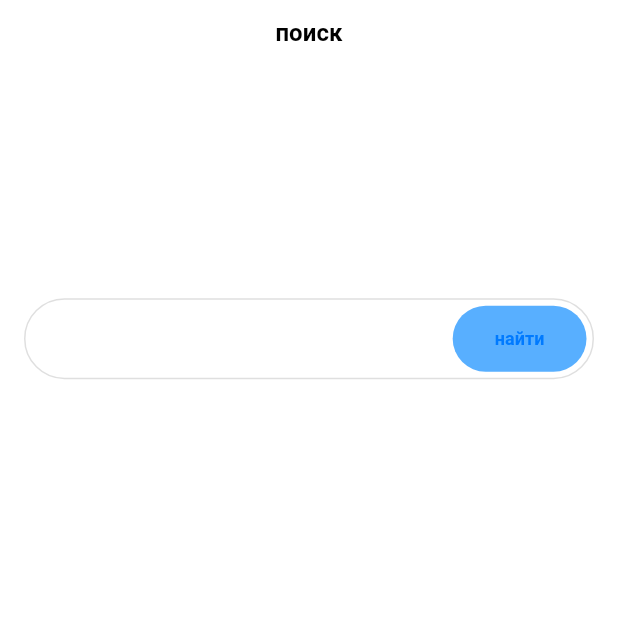
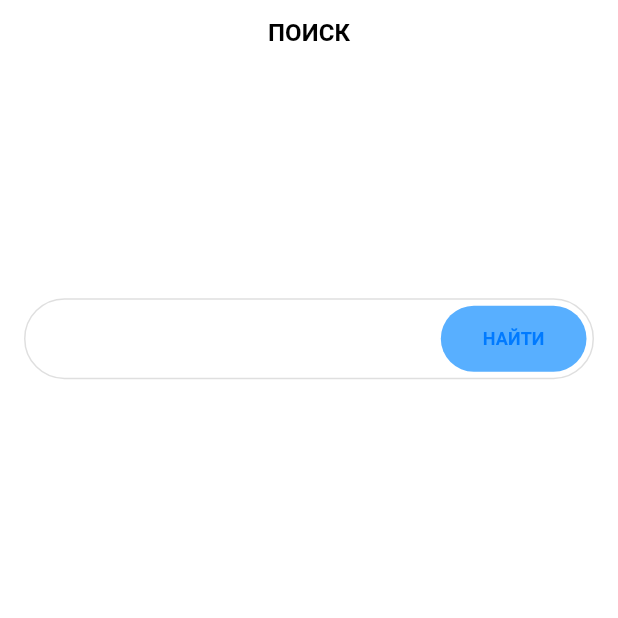
Before and after one commit to Liberty-Fox/github_search, a Flutter app: the screen it shows after launch, on a phone screen of 412 x 824 dp, the top half of it. Run offline on Flutter 3.47's test engine with Material 2 defaults, Android fonts, the phone set to English and light mode, and no system bars; our stand-ins replace bloc, dio, flutter_bloc.

Commit message:
TextStyle fix

```diff
--- a/lib/presentation/screens/home_screen.dart
+++ b/lib/presentation/screens/home_screen.dart
@@ -21,12 +21,12 @@ class HomeScreen extends StatelessWidget {
           builder: (context, state) {
             if (state is HomeResult) {
               return Text(
-                'результат поиска',
+                'результат поиска'.toUpperCase(),
                 style: _navigationBarTextStyle,
               );
             }
             return Text(
-              'поиск',
+              'поиск'.toUpperCase(),
               style: _navigationBarTextStyle,
             );
           },
@@ -101,7 +101,7 @@ class HomeScreenResult extends StatelessWidget {
               mainAxisAlignment: MainAxisAlignment.center,
               children: [
                 Text(
-                  'по запросу: ',
+                  'по запросу: '.toUpperCase(),
                   style: _headerTextStyle,
                 ),
                 GestureDetector(
@@ -114,7 +114,7 @@ class HomeScreenResult extends StatelessWidget {
               ],
             ),
             Text(
-              'найдено: ${result.length}',
+              'найдено: ${result.length}'.toUpperCase(),
               style: _headerTextStyle,
             ),
           ],
--- a/lib/presentation/widgets/search_button_widget.dart
+++ b/lib/presentation/widgets/search_button_widget.dart
@@ -34,7 +34,7 @@ class SearchButton extends StatelessWidget {
               ),
               borderRadius: BorderRadius.circular(32.0),
               child: Text(
-                'найти',
+                'найти'.toUpperCase(),
                 style: TextStyle(
                   fontSize: 12.0,
                   fontWeight: FontWeight.w600,
```
